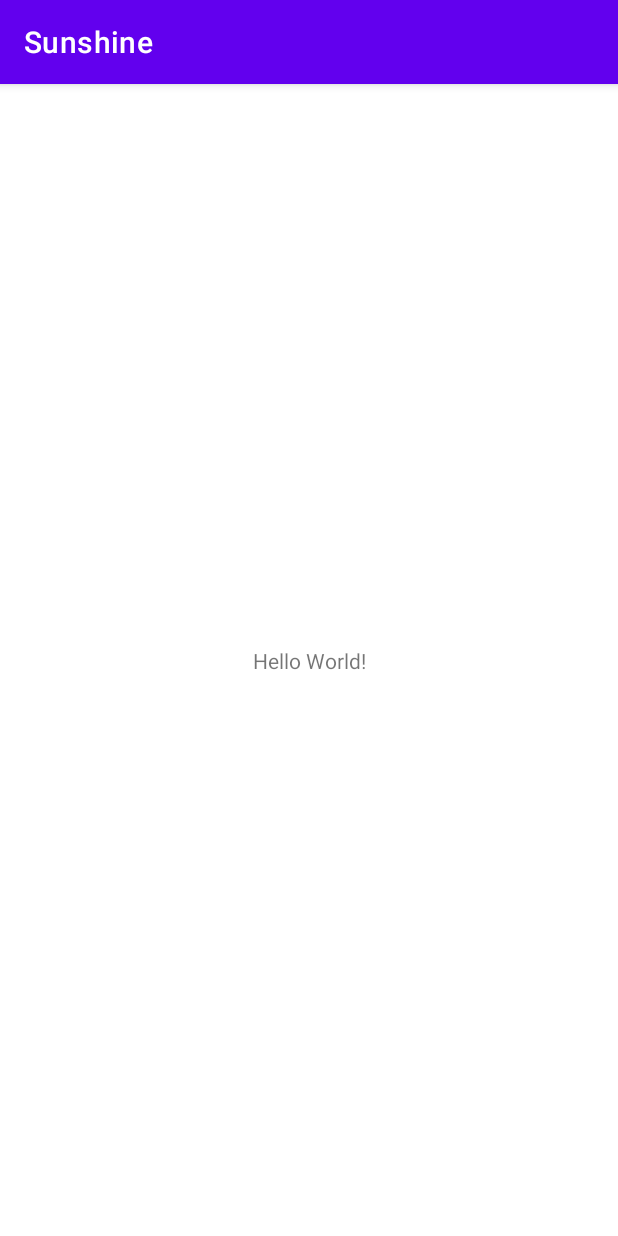
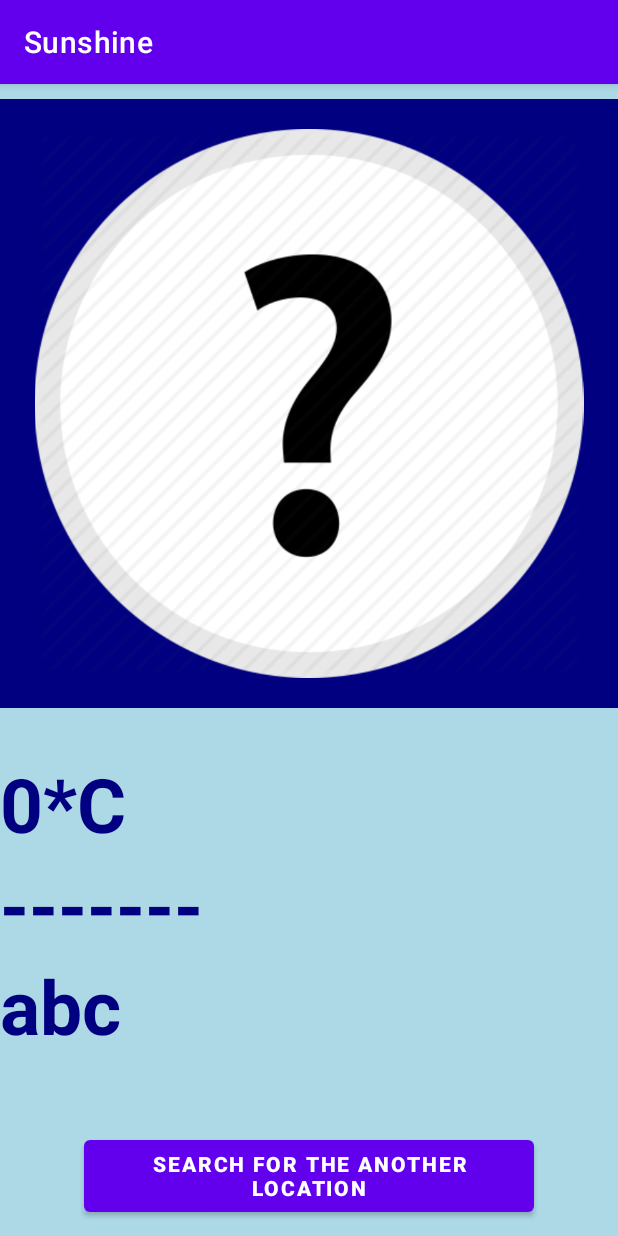
Before and after one commit to Monikajoshi2001/Sunshine, an Android app: the screen it shows after launch (MainActivity), on a phone screen of 412 x 824 dp. Run offline under Robolectric (Android 15) with nearby library versions, the light colour scheme and no system bars.

Commit message:
Made Layout files

```diff
--- a/app/src/main/AndroidManifest.xml
+++ b/app/src/main/AndroidManifest.xml
@@ -9,6 +9,7 @@
         android:roundIcon="@mipmap/ic_launcher_round"
         android:supportsRtl="true"
         android:theme="@style/Theme.Sunshine">
+        <activity android:name=".city_finder"></activity>
         <activity android:name=".MainActivity">
             <intent-filter>
                 <action android:name="android.intent.action.MAIN" />
--- a/app/src/main/res/layout/activity_main.xml
+++ b/app/src/main/res/layout/activity_main.xml
@@ -1,18 +1,77 @@
 <?xml version="1.0" encoding="utf-8"?>
-<androidx.constraintlayout.widget.ConstraintLayout xmlns:android="http://schemas.android.com/apk/res/android"
+<RelativeLayout xmlns:android="http://schemas.android.com/apk/res/android"
     xmlns:app="http://schemas.android.com/apk/res-auto"
     xmlns:tools="http://schemas.android.com/tools"
     android:layout_width="match_parent"
     android:layout_height="match_parent"
+    android:background="@color/light_blue"
     tools:context=".MainActivity">
-
-    <TextView
+    <FrameLayout
         android:layout_width="wrap_content"
         android:layout_height="wrap_content"
-        android:text="Hello World!"
-        app:layout_constraintBottom_toBottomOf="parent"
-        app:layout_constraintLeft_toLeftOf="parent"
-        app:layout_constraintRight_toRightOf="parent"
-        app:layout_constraintTop_toTopOf="parent" />
+        android:layout_above="@+id/weather_info"
+        android:layout_marginBottom="30dp"
+        android:layout_marginTop="10dp"
+        android:background="@color/dark_blue">
 
-</androidx.constraintlayout.widget.ConstraintLayout>
+        <ImageView
+            android:id="@+id/weather_icon"
+            android:padding="20dp"
+            android:layout_width="wrap_content"
+            android:layout_height="wrap_content"
+            android:src="@drawable/finding" />
+
+    </FrameLayout>
+    <LinearLayout
+        android:id="@+id/weather_info"
+        android:layout_width="match_parent"
+        android:layout_height="wrap_content"
+        android:orientation="vertical"
+        android:layout_marginBottom="50dp"
+        android:layout_above="@+id/find">
+        <TextView
+            android:layout_width="match_parent"
+            android:layout_height="wrap_content"
+            android:id="@+id/temprature"
+            android:textSize="50sp"
+            android:text="0*C"
+            android:textColor="@color/dark_blue"
+            android:textStyle="bold"/>
+        <TextView
+            android:layout_width="match_parent"
+            android:layout_height="wrap_content"
+            android:id="@+id/weather_condition"
+            android:textSize="50sp"
+            android:textStyle="bold"
+            android:textColor="@color/dark_blue"
+            android:text="-------"/>
+        <TextView
+            android:layout_width="match_parent"
+            android:layout_height="wrap_content"
+            android:id="@+id/city_name"
+            android:textSize="50sp"
+            android:textStyle="bold"
+            android:textColor="@color/dark_blue"
+            android:text="abc"/>
+    </LinearLayout>
+
+
+    <Button
+        android:id="@+id/find"
+        android:layout_width="300dp"
+        android:layout_height="60dp"
+        android:layout_alignParentBottom="true"
+        android:layout_centerHorizontal="true"
+        android:layout_marginRight="30dp"
+        android:layout_marginLeft="30dp"
+        android:layout_marginBottom="10dp"
+        android:text="Search for the another location"
+        android:textStyle="bold" />
+
+
+
+
+
+
+
+</RelativeLayout>
--- a/app/src/main/res/values/colors.xml
+++ b/app/src/main/res/values/colors.xml
@@ -7,4 +7,7 @@
     <color name="teal_700">#FF018786</color>
     <color name="black">#FF000000</color>
     <color name="white">#FFFFFFFF</color>
+    <color name="light_blue">#add8e6</color>
+    <color name="orange">#FFA500</color>
+    <color name="dark_blue">#000080</color>
 </resources>
```
Also changed, not shown: app/src/main/java/com/example/sunshine/city_finder.java (added, +14 -0 lines), app/src/main/res/drawable/back_button.xml (added, +9 -0 lines), app/src/main/res/drawable/edit_text_shape.xml (added, +7 -0 lines), app/src/main/res/layout/activity_city_finder.xml (added, +37 -0 lines), app/src/main/res/drawable/cloudy.png (added), app/src/main/res/drawable/finding.png (added), app/src/main/res/drawable/foggy.png (added), app/src/main/res/drawable/heavy_rain.png (added), app/src/main/res/drawable/light_rain.png (added), app/src/main/res/drawable/snowy.png (added), app/src/main/res/drawable/sunny.png (added), app/src/main/res/drawable/thunderstrom.png (added).
